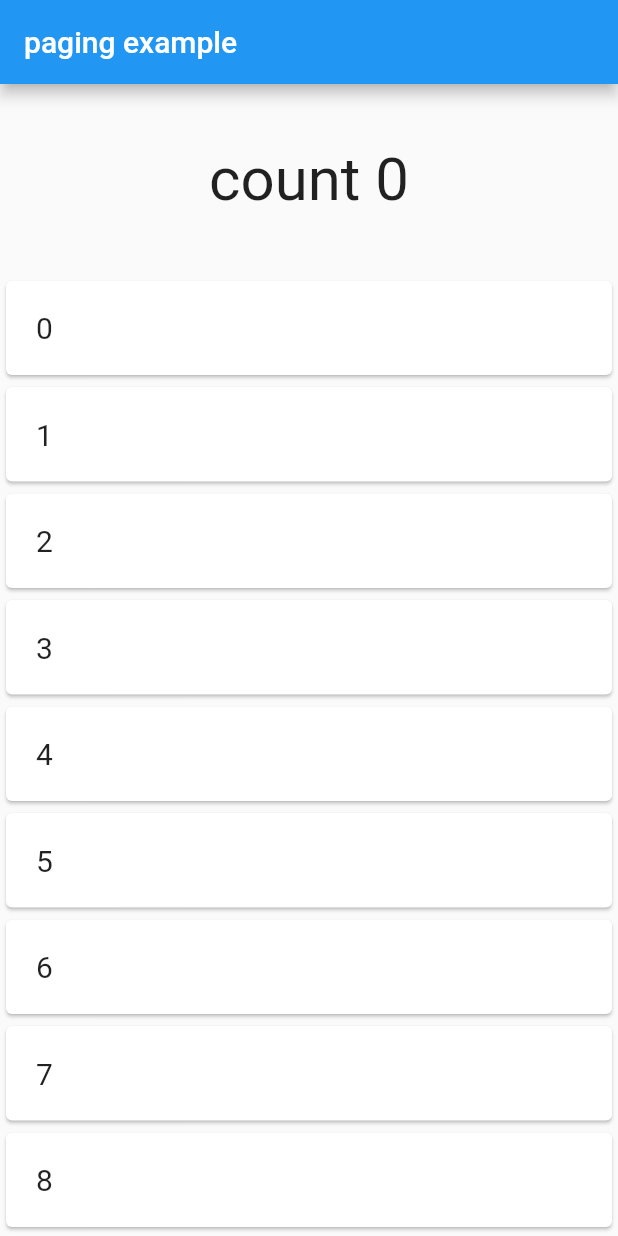
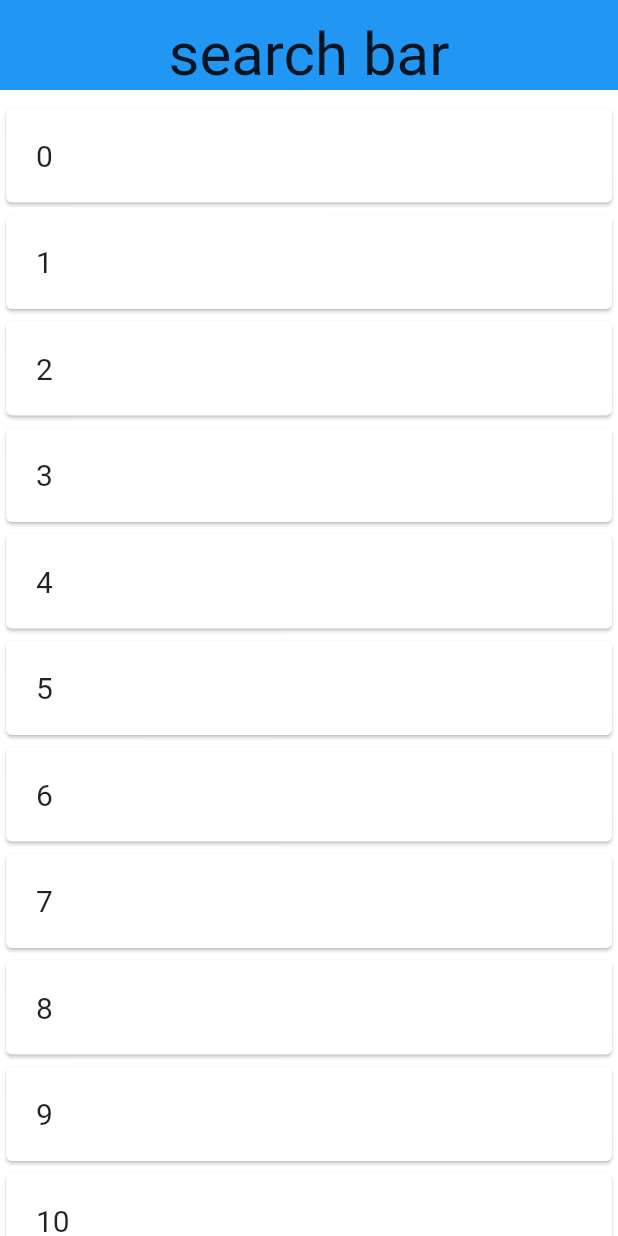
Before and after one commit to mrky125/flutter-paging-example, a Flutter app: the screen it shows after launch, on a phone screen of 412 x 824 dp. Run offline on Flutter 3.47's test engine with Material 2 defaults, Android fonts, the phone set to English and light mode, and no system bars; our stand-ins replace freezed_annotation, hooks_riverpod, visibility_detector.

Commit message:
udpate scroll page with sliver

```diff
--- a/lib/main.dart
+++ b/lib/main.dart
@@ -1,5 +1,8 @@
 import 'package:flutter/material.dart';
 import 'package:hooks_riverpod/hooks_riverpod.dart';
+import 'package:paging_example/scroll_list_view_model.dart';
+
+import 'last_indicator.dart';
 
 void main() {
   runApp(const ProviderScope(child: MyApp()));
@@ -27,35 +30,53 @@ final countProvider = StateProvider((ref) {
   return 0;
 });
 
+final postListScrollControllerProvider = Provider((ref) => ScrollController());
+
 // ConsumerWidgetを使うとbuild()からデータを受け取る事ができる
 class _InfinityScrollPage extends ConsumerWidget {
   @override
   Widget build(BuildContext context, WidgetRef ref) {
     // 値が更新されたら自動的に反映される
-    final count = ref.watch(countProvider);
+    final state = ref.watch(postListControllerProvider);
+    final posts = state.posts;
+    final controller = ref.read(postListControllerProvider.notifier);
 
     return Scaffold(
-        appBar: AppBar(
-          title: const Text("paging example"),
-        ),
-        body: Column(
-          children: [
-            GestureDetector(
-              child: Container(
-                padding: const EdgeInsets.symmetric(vertical: 40.0),
+      backgroundColor: Colors.white70,
+      body: PrimaryScrollController(
+        controller: ref.watch(postListScrollControllerProvider),
+        child: Scrollbar(
+          child: CustomScrollView(
+            slivers: [
+              const SliverAppBar(
+                floating: true,
+                elevation: 0.5,
+                bottom: PreferredSize(
+                  preferredSize: Size.fromHeight(4),
+                  // todo: searchBar
                   child: Text(
-                  "count $count",
-                  style: const TextStyle(fontSize: 40.0),
+                    "search bar",
+                    style: TextStyle(fontSize: 40.0),
                   ),
                 ),
-              onTap: () {
-                ref.read(countProvider.notifier).state += 1;
-              },
               ),
-            Flexible(
-              child: ListView.builder(
-                itemCount: 100,
-                itemBuilder: (BuildContext context, int index) {
+              // todo: refresh
+              // CupertinoSliverRefreshControl(
+              //   onRefresh: () async => controller.refresh(),
+              // ),
+              if (posts.isEmpty)
+                const SliverFillRemaining(
+                  child: Center(child: Text('Not Found')),
+                ),
+              if (posts.isNotEmpty)
+                SliverPadding(
+                  padding: const EdgeInsets.symmetric(vertical: 8),
+                  sliver: SliverList(
+                    delegate: SliverChildBuilderDelegate(
+                      (context, index) {
+                        if (index == posts.length && state.hasNext) {
+                          return LastIndicator(controller.loadMore);
+                        }
                         return Card(
                           child: Padding(
                             child: Text(
@@ -66,9 +87,14 @@ class _InfinityScrollPage extends ConsumerWidget {
                           ),
                         );
                       },
+                      childCount: posts.length + (state.hasNext ? 1 : 0),
+                    ),
                   ),
                 ),
             ],
-        ));
+          ),
+        ),
+      ),
+    );
   }
 }
```
Lines whose indentation alone changed are shown as unchanged.
